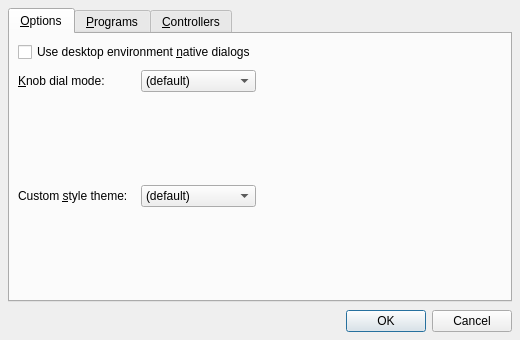
Qt form src/drumkv1widget_config.ui (rncbc/drumkv1) before a commit.
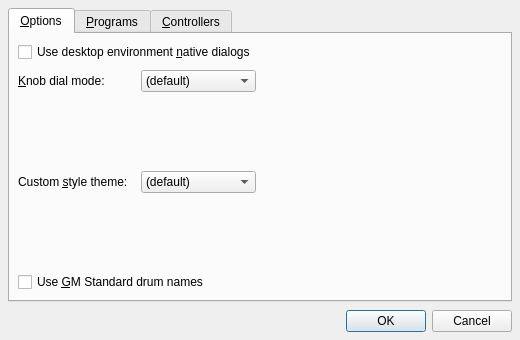
The same form after that commit. Icons and pictures are not drawn. Custom widgets are drawn as their Qt base class.

Commit message: - New option on use/display GM Standard drum key/note names.

```diff
--- a/src/drumkv1widget_config.ui
+++ b/src/drumkv1widget_config.ui
@@ -146,6 +146,16 @@
          </property>
         </spacer>
        </item>
+       <item row="4" column="0" colspan="3">
+        <widget class="QCheckBox" name="UseGMDrumNamesCheckBox">
+         <property name="toolTip">
+          <string>Whether to use GM Standard drum names</string>
+         </property>
+         <property name="text">
+          <string>Use &amp;GM Standard drum names</string>
+         </property>
+        </widget>
+       </item>
       </layout>
      </widget>
      <widget class="QWidget" name="ProgramsTab">
```
Left out of the diff: 5 changed lines with no effect on the pictures. The commit also changes 5 other files.
